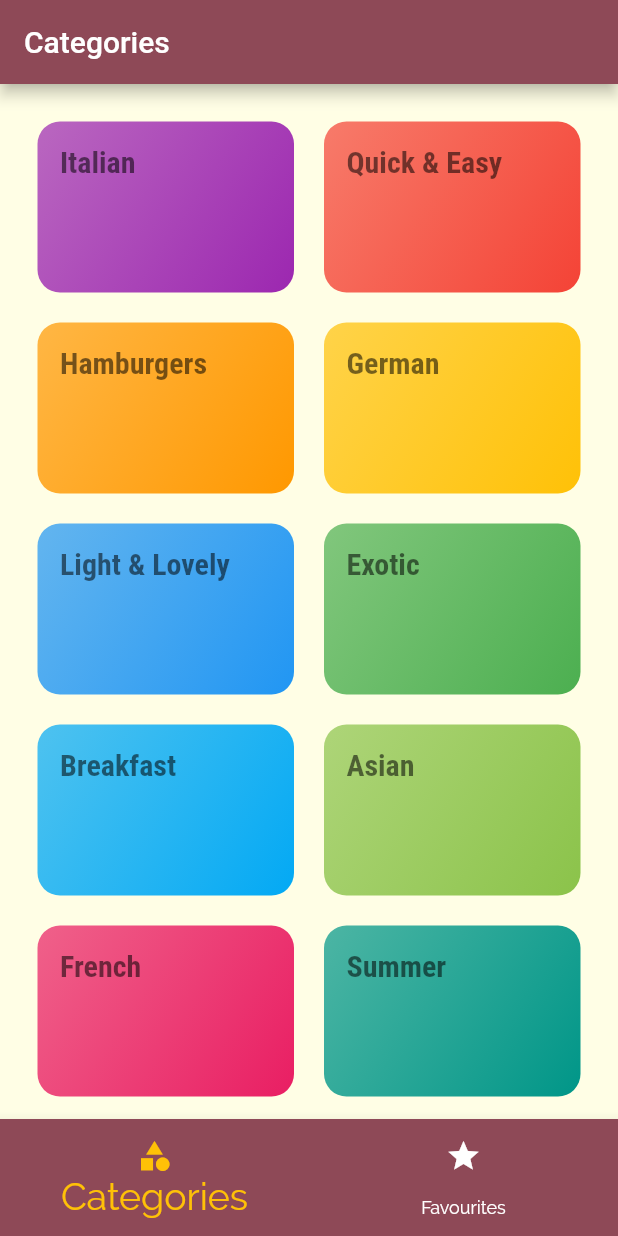
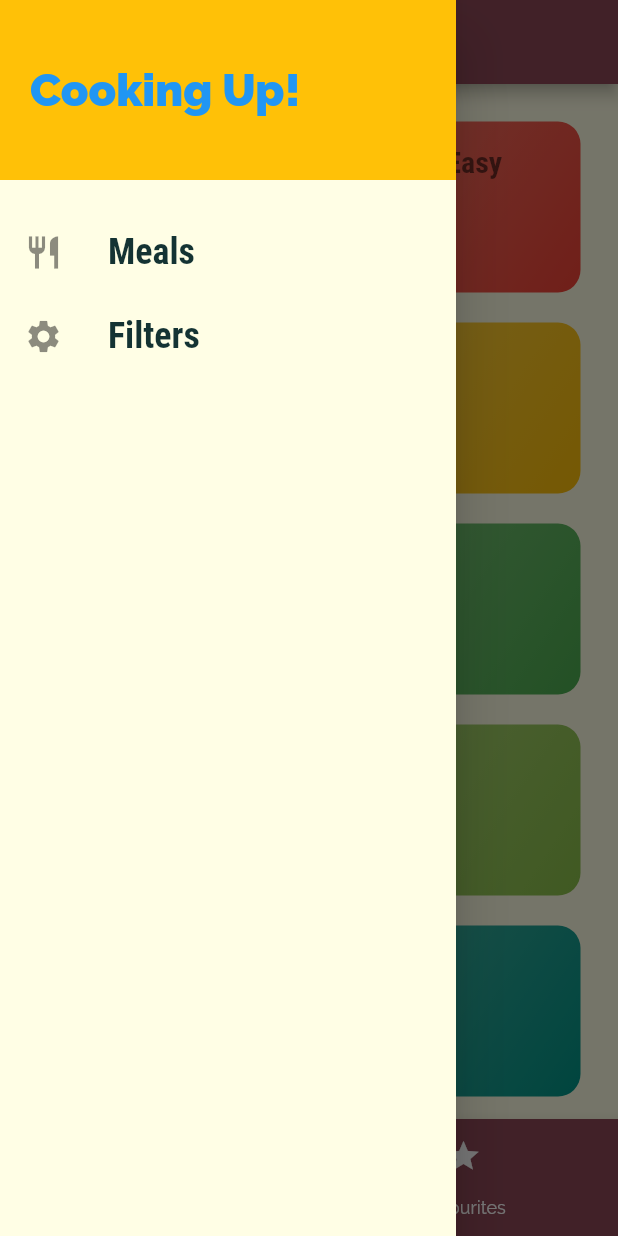
Before and after one commit to aqasim23/prac_meals, a Flutter app: the screen it shows after launch, with the side drawer open (before the commit the screen has no drawer), on a phone screen of 412 x 824 dp. Run offline on Flutter 3.47's test engine with Material 2 defaults, Android fonts, the phone set to English and light mode, and no system bars.

Commit message:
custom drawer added

```diff
--- a/lib/main.dart
+++ b/lib/main.dart
@@ -1,4 +1,5 @@
 import 'package:flutter/material.dart';
+import 'package:flutter_complete_guide/screens/filters_screen.dart';
 
 import './screens/tabs_screen.dart';
 import './screens/meals_details_screen.dart';
@@ -40,10 +41,11 @@ class MyApp extends StatelessWidget {
         '/': (ctx) => TabsScreen(),
         CategoryMealsScreen.routeName: (ctx) => CategoryMealsScreen(),
         MealDetailScreen.routename: (ctx) => MealDetailScreen(),
+        FiltersScreen.routename: (ctx) => FiltersScreen(),
       },
       onGenerateRoute: (settings) {
-       print(settings.name);
-       return MaterialPageRoute(builder: ((ctx) => Categories_screen()));
+        print(settings.name);
+        return MaterialPageRoute(builder: ((ctx) => Categories_screen()));
       },
       onUnknownRoute: (settings) {
         return MaterialPageRoute(builder: (ctx) => Categories_screen());
--- /dev/null
+++ b/lib/screens/filters_screen.dart
@@ -0,0 +1,19 @@
+import 'package:flutter/material.dart';
+
+import '../widgets/main_drawer.dart';
+
+class FiltersScreen extends StatelessWidget {
+  static const routename = '/filters';
+  @override
+  Widget build(BuildContext context) {
+    return Scaffold(
+      drawer: MainDrawer(),
+      appBar: AppBar(
+        title: Text('Your FIlters!'),
+      ),
+      body: Center(
+        child: Text('Filters!'),
+      ),
+    );
+  }
+}
--- a/lib/screens/tabs_screen.dart
+++ b/lib/screens/tabs_screen.dart
@@ -2,6 +2,7 @@ import 'package:flutter/material.dart';
 
 import '../screens/favourites_screen.dart';
 import '../screens/categories_screen.dart';
+import '../widgets/main_drawer.dart';
 
 class TabsScreen extends StatefulWidget {
   @override
@@ -32,8 +33,9 @@ class _TabsScreenState extends State<TabsScreen> {
   Widget build(BuildContext context) {
     return Scaffold(
       appBar: AppBar(
-        title: Text( _pages[_selectedPageIndex]['title']),
+        title: Text(_pages[_selectedPageIndex]['title']),
       ),
+      drawer: MainDrawer(),
       body: _pages[_selectedPageIndex]['page'],
       bottomNavigationBar: BottomNavigationBar(
         onTap: _selectPage,
--- /dev/null
+++ b/lib/widgets/main_drawer.dart
@@ -0,0 +1,63 @@
+import 'package:flutter/material.dart';
+import 'package:flutter_complete_guide/screens/filters_screen.dart';
+
+class MainDrawer extends StatelessWidget {
+  Widget buildListTile(IconData icon, String name, Function tapHandler) {
+    return ListTile(
+      leading: Icon(
+        icon,
+        size: 26,
+      ),
+      title: Text(
+        '$name',
+        style: TextStyle(
+          fontFamily: 'RobotoCondensed',
+          fontSize: 24,
+          fontWeight: FontWeight.bold,
+        ),
+      ),
+      onTap: tapHandler,
+    );
+  }
+
+  @override
+  Widget build(BuildContext context) {
+    return Drawer(
+        child: Column(
+      children: [
+        Container(
+          height: 120,
+          width: double.infinity,
+          padding: EdgeInsets.all(20),
+          alignment: Alignment.centerLeft,
+          color: Theme.of(context).colorScheme.secondary,
+          child: Text(
+            'Cooking Up!',
+            style: TextStyle(
+              fontWeight: FontWeight.w900,
+              fontSize: 30,
+              color: Theme.of(context).primaryColor,
+            ),
+          ),
+        ),
+        SizedBox(
+          height: 20,
+        ),
+        buildListTile(
+          Icons.restaurant,
+          'Meals',
+          () {
+            Navigator.of(context).pushReplacementNamed('/');
+          },
+        ),
+        buildListTile(
+          Icons.settings,
+          'Filters',
+          () {
+            Navigator.of(context).pushReplacementNamed(FiltersScreen.routename);
+          },
+        ),
+      ],
+    ));
+  }
+}
```
Also changed, not shown: lib/screens/category_meals_screen.dart (+46 -18 lines), lib/screens/meals_details_screen.dart (+11 -1 lines), lib/widgets/meal_item.dart (+10 -2 lines).
